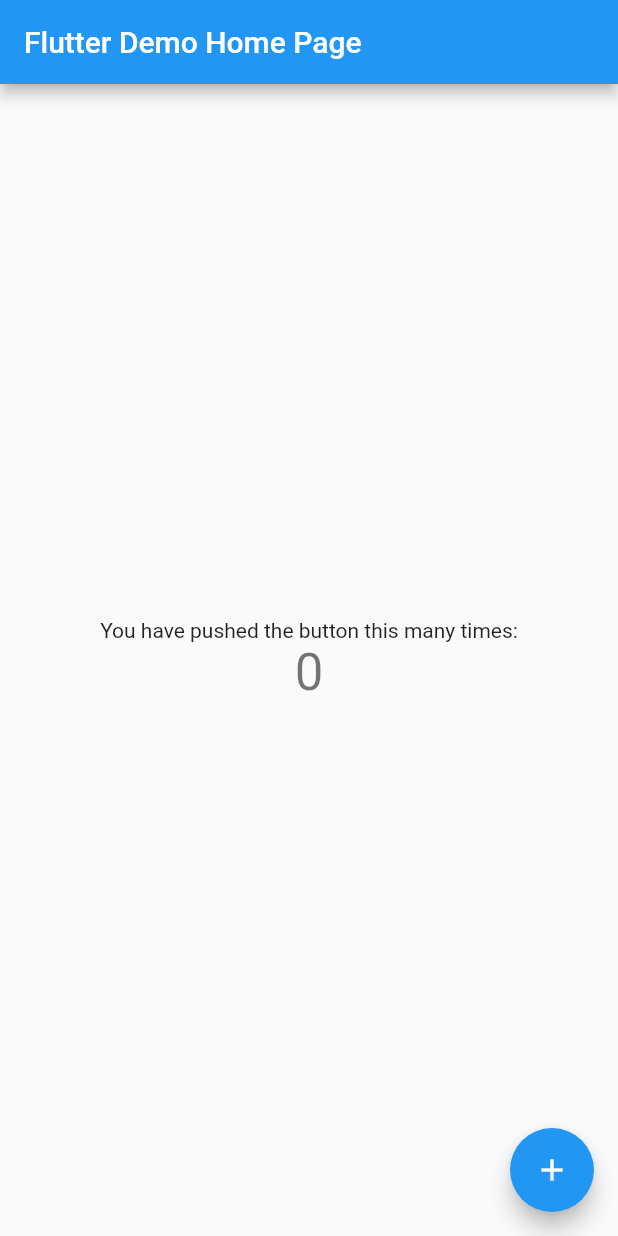
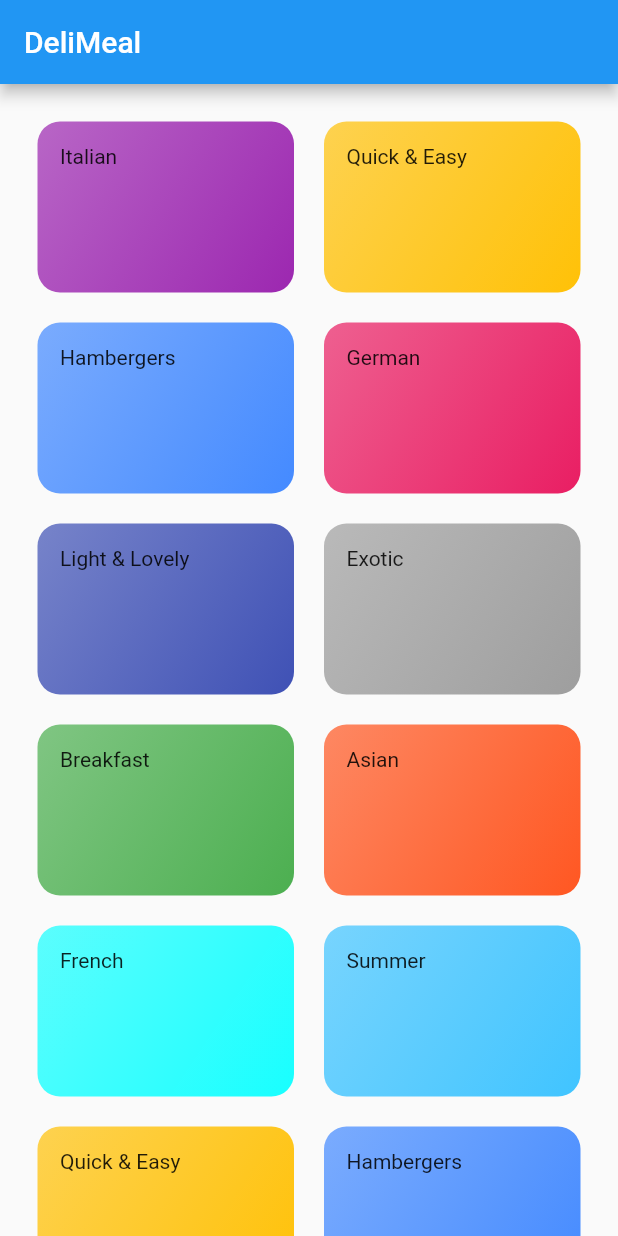
Before and after one commit to satyendrasingh8/recipe_App, a Flutter app: the screen it shows after launch, on a phone screen of 412 x 824 dp. Run offline on Flutter 3.47's test engine with Material 2 defaults, Android fonts, the phone set to English and light mode, and no system bars.

Commit message:
add recipe category

```diff
--- /dev/null
+++ b/lib/categories_screen.dart
@@ -0,0 +1,25 @@
+import 'package:flutter/material.dart';
+import 'package:recipeApp/category_item.dart';
+import 'package:recipeApp/dummy_data.dart';
+
+class CategoriesScreen extends StatelessWidget {
+  @override
+  Widget build(BuildContext context) {
+    return Scaffold(
+      appBar: AppBar(
+        title: const Text('DeliMeal'),
+      ),
+      body: GridView(
+        padding:const EdgeInsets.all(25),
+        children: DUMMY_CATEGORIES.map((catData) {
+          return CategoryItem(catData.title, catData.color);
+        }).toList(),
+        gridDelegate: SliverGridDelegateWithMaxCrossAxisExtent(
+            maxCrossAxisExtent: 200,
+            childAspectRatio: 3 / 2,
+            crossAxisSpacing: 20,
+            mainAxisSpacing: 20),
+      ),
+    );
+  }
+}
--- /dev/null
+++ b/lib/category_item.dart
@@ -0,0 +1,24 @@
+import 'package:flutter/material.dart';
+
+class CategoryItem extends StatelessWidget {
+  final String title;
+  final Color color;
+
+  CategoryItem(this.title, this.color);
+
+  @override
+  Widget build(BuildContext context) {
+    return Container(
+      padding: const EdgeInsets.all(15),
+     child: Text(title),
+     decoration: BoxDecoration(
+       gradient: LinearGradient(colors: [color.withOpacity(0.7),
+       color
+       ],
+       begin:Alignment.topLeft ,
+       end:Alignment.bottomRight ),
+       borderRadius: BorderRadius.circular(15),
+     ),
+    );
+  }
+}
--- /dev/null
+++ b/lib/dummy_data.dart
@@ -0,0 +1,74 @@
+
+import 'package:flutter/material.dart';
+import './models/category.dart';
+
+
+
+const DUMMY_CATEGORIES = const [
+  Category(
+    id: 'c1',
+    title: 'Italian',
+    color: Colors.purple,
+  ),
+  Category(
+    id: 'c2',
+    title: 'Quick & Easy',
+    color: Colors.amber,
+  ),
+  Category(
+    id: 'c3',
+    title: 'Hambergers',
+    color: Colors.blueAccent,
+  ),
+  Category(
+    id: 'c4',
+    title: 'German',
+    color: Colors.pink,
+  ),
+  Category(
+    id: 'c5',
+    title: 'Light & Lovely',
+    color: Colors.indigo,
+  ),
+   Category(
+    id:'c6',
+    title:'Exotic',
+    color:Colors.grey,
+  ),
+   Category(
+    id:'c7',
+    title:'Breakfast',
+    color:Colors.green,
+  ),
+   Category(
+    id:'c8',
+    title:'Asian',
+    color:Colors.deepOrange,
+  ),
+   Category(
+    id:'c9',
+    title:'French',
+    color:Colors.cyanAccent,
+  ),
+   Category(
+    id:'c10',
+    title:'Summer',
+    color:Colors.lightBlueAccent,
+  ),
+   Category(
+    id: 'c2',
+    title: 'Quick & Easy',
+    color: Colors.amber,
+  ),
+  Category(
+    id: 'c3',
+    title: 'Hambergers',
+    color: Colors.blueAccent,
+  ),
+  Category(
+    id: 'c4',
+    title: 'German',
+    color: Colors.pink,
+  ),
+
+];
--- a/lib/main.dart
+++ b/lib/main.dart
@@ -1,4 +1,5 @@
 import 'package:flutter/material.dart';
+import 'package:recipeApp/categories_screen.dart';
 
 void main() {
   runApp(MyApp());
@@ -11,107 +12,12 @@ class MyApp extends StatelessWidget {
     return MaterialApp(
       title: 'Flutter Demo',
       theme: ThemeData(
-        // This is the theme of your application.
-        //
-        // Try running your application with "flutter run". You'll see the
-        // application has a blue toolbar. Then, without quitting the app, try
-        // changing the primarySwatch below to Colors.green and then invoke
-        // "hot reload" (press "r" in the console where you ran "flutter run",
-        // or simply save your changes to "hot reload" in a Flutter IDE).
-        // Notice that the counter didn't reset back to zero; the application
-        // is not restarted.
+
         primarySwatch: Colors.blue,
-        // This makes the visual density adapt to the platform that you run
-        // the app on. For desktop platforms, the controls will be smaller and
-        // closer together (more dense) than on mobile platforms.
+
         visualDensity: VisualDensity.adaptivePlatformDensity,
       ),
-      home: MyHomePage(title: 'Flutter Demo Home Page'),
+      home: CategoriesScreen(),
     );
   }
 }
-
-class MyHomePage extends StatefulWidget {
-  MyHomePage({Key key, this.title}) : super(key: key);
-
-  // This widget is the home page of your application. It is stateful, meaning
-  // that it has a State object (defined below) that contains fields that affect
-  // how it looks.
-
-  // This class is the configuration for the state. It holds the values (in this
-  // case the title) provided by the parent (in this case the App widget) and
-  // used by the build method of the State. Fields in a Widget subclass are
-  // always marked "final".
-
-  final String title;
-
-  @override
-  _MyHomePageState createState() => _MyHomePageState();
-}
-
-class _MyHomePageState extends State<MyHomePage> {
-  int _counter = 0;
-
-  void _incrementCounter() {
-    setState(() {
-      // This call to setState tells the Flutter framework that something has
-      // changed in this State, which causes it to rerun the build method below
-      // so that the display can reflect the updated values. If we changed
-      // _counter without calling setState(), then the build method would not be
-      // called again, and so nothing would appear to happen.
-      _counter++;
-    });
-  }
-
-  @override
-  Widget build(BuildContext context) {
-    // This method is rerun every time setState is called, for instance as done
-    // by the _incrementCounter method above.
-    //
-    // The Flutter framework has been optimized to make rerunning build methods
-    // fast, so that you can just rebuild anything that needs updating rather
-    // than having to individually change instances of widgets.
-    return Scaffold(
-      appBar: AppBar(
-        // Here we take the value from the MyHomePage object that was created by
-        // the App.build method, and use it to set our appbar title.
-        title: Text(widget.title),
-      ),
-      body: Center(
-        // Center is a layout widget. It takes a single child and positions it
-        // in the middle of the parent.
-        child: Column(
-          // Column is also a layout widget. It takes a list of children and
-          // arranges them vertically. By default, it sizes itself to fit its
-          // children horizontally, and tries to be as tall as its parent.
-          //
-          // Invoke "debug painting" (press "p" in the console, choose the
-          // "Toggle Debug Paint" action from the Flutter Inspector in Android
-          // Studio, or the "Toggle Debug Paint" command in Visual Studio Code)
-          // to see the wireframe for each widget.
-          //
-          // Column has various properties to control how it sizes itself and
-          // how it positions its children. Here we use mainAxisAlignment to
-          // center the children vertically; the main axis here is the vertical
-          // axis because Columns are vertical (the cross axis would be
-          // horizontal).
-          mainAxisAlignment: MainAxisAlignment.center,
-          children: <Widget>[
-            Text(
-              'You have pushed the button this many times:',
-            ),
-            Text(
-              '$_counter',
-              style: Theme.of(context).textTheme.headline4,
-            ),
-          ],
-        ),
-      ),
-      floatingActionButton: FloatingActionButton(
-        onPressed: _incrementCounter,
-        tooltip: 'Increment',
-        child: Icon(Icons.add),
-      ), // This trailing comma makes auto-formatting nicer for build methods.
-    );
-  }
-}
--- /dev/null
+++ b/lib/models/category.dart
@@ -0,0 +1,12 @@
+import 'package:flutter/material.dart';
+
+class Category {
+  final String id;
+  final String title;
+  final Color color;
+
+   const Category({
+   @required this.id,
+    @required this.title,
+      this.color = Colors.orange});
+}
```
